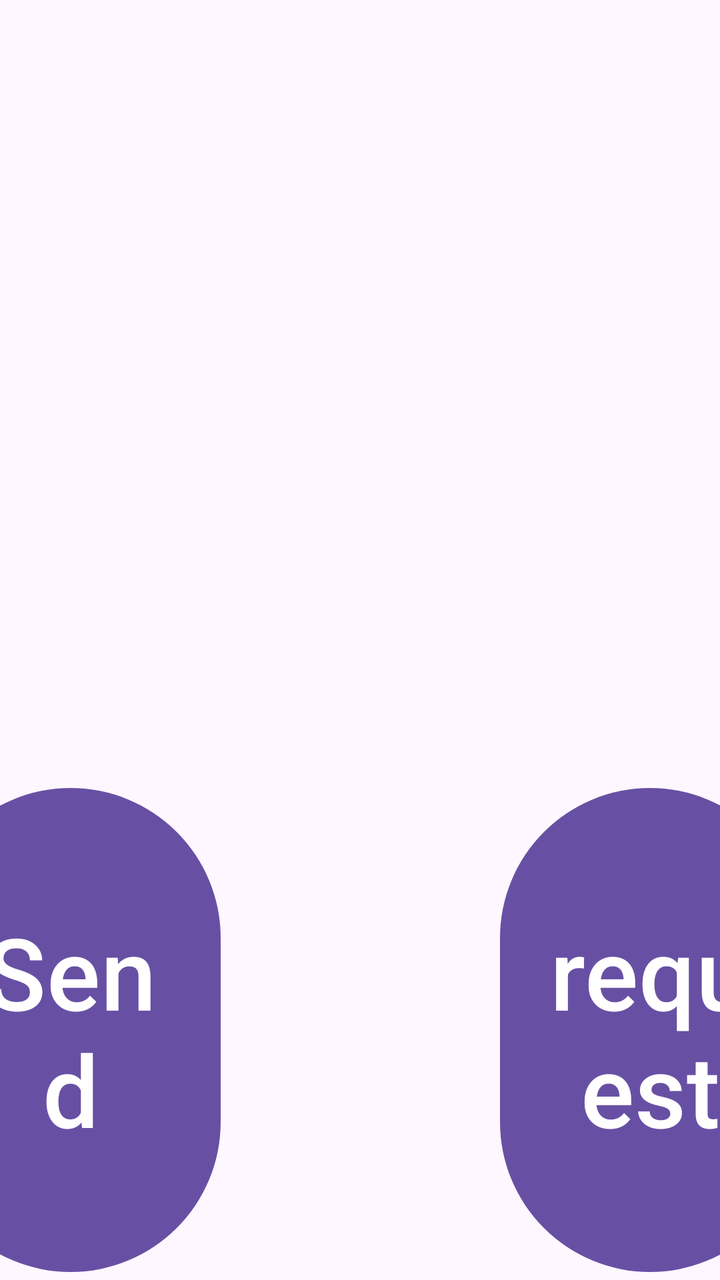
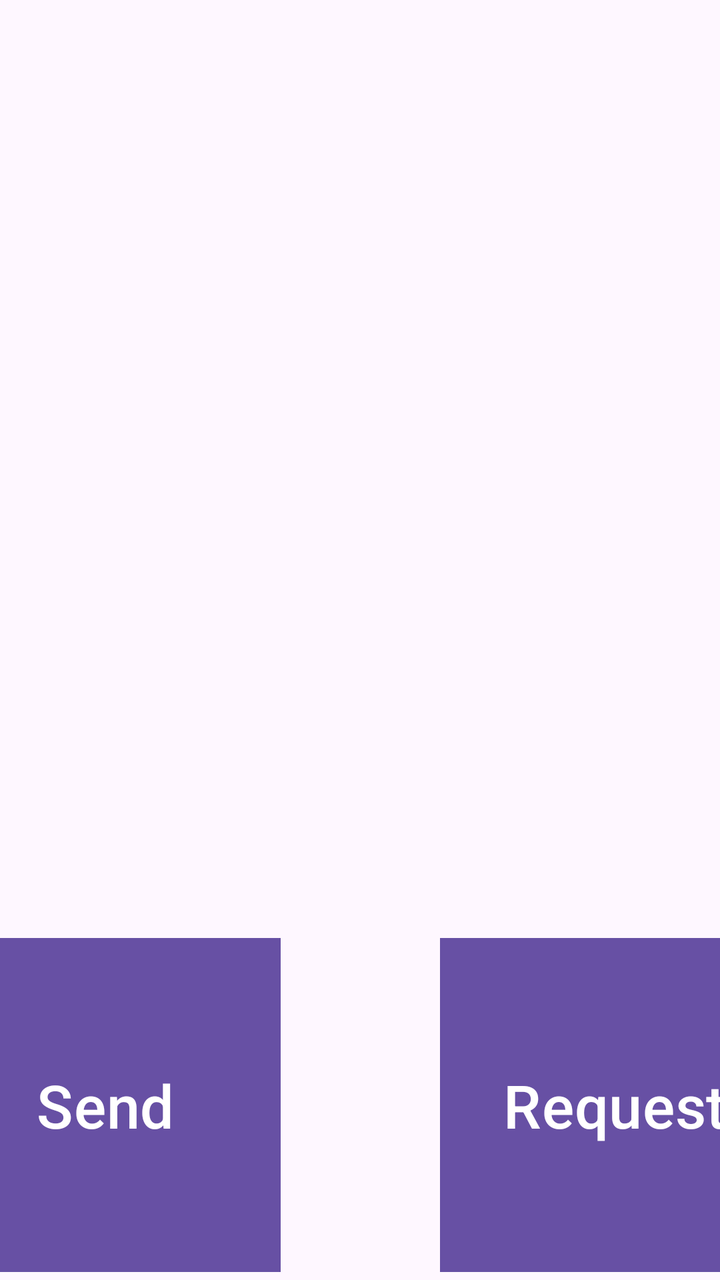

Two renders of the same Android screen: before a commit and after it. Below are the layout's source before the change and the commit's diff.
<!-- AndroidManifest.xml: application theme Theme.SecondActivity -->
<!-- res/layout/activity_money_stuff.xml -->
<?xml version="1.0" encoding="utf-8"?>
<androidx.constraintlayout.widget.ConstraintLayout xmlns:android="http://schemas.android.com/apk/res/android"
    xmlns:app="http://schemas.android.com/apk/res-auto"
    xmlns:tools="http://schemas.android.com/tools"
    android:id="@+id/main"
    android:layout_width="match_parent"
    android:layout_height="match_parent"
    tools:context=".MoneyStuff">

    <Button
        android:layout_width="150dp"
        android:layout_height="250dp"
        android:layout_marginEnd="250dp"
        android:text="Send"
        android:textSize="50sp"
        app:layout_constraintBottom_toBottomOf="parent"
        app:layout_constraintEnd_toEndOf="parent" />

    <Button
        android:layout_width="150dp"
        android:layout_height="250dp"
        android:text="request"
        android:textSize="50sp"
        android:layout_marginStart="250dp"
        app:layout_constraintStart_toStartOf="parent"
        app:layout_constraintBottom_toBottomOf="parent"
        tools:layout_editor_absoluteY="450dp" />

</androidx.constraintlayout.widget.ConstraintLayout>
<!-- resources referenced by this layout -->
<resources>
  <style name="Theme.SecondActivity" parent="Base.Theme.SecondActivity" />
  <style name="Base.Theme.SecondActivity" parent="Theme.Material3.DayNight.NoActionBar">
          
          
      </style>
</resources>

<!-- the commit's change to res/layout/activity_money_stuff.xml (unified diff, before → after) -->
@@ -7,23 +7,52 @@
     android:layout_height="match_parent"
     tools:context=".MoneyStuff">
 
-    <Button
-        android:layout_width="150dp"
-        android:layout_height="250dp"
-        android:layout_marginEnd="250dp"
-        android:text="Send"
-        android:textSize="50sp"
-        app:layout_constraintBottom_toBottomOf="parent"
-        app:layout_constraintEnd_toEndOf="parent" />
+    <TextView
+        android:id="@+id/ResultSend"
+        android:layout_width="wrap_content"
+        android:layout_height="wrap_content"
+        android:layout_marginTop="48dp"
+        android:text=""
+        android:textSize="30sp"
+        app:layout_constraintEnd_toEndOf="parent"
+        app:layout_constraintHorizontal_bias="0.15"
+        app:layout_constraintStart_toStartOf="parent"
+        app:layout_constraintTop_toTopOf="parent" />
+
+    <TextView
+        android:id="@+id/ResultRequest"
+        android:layout_width="wrap_content"
+        android:layout_height="wrap_content"
+        android:layout_marginTop="48dp"
+        android:text=""
+        android:textSize="30sp"
+        app:layout_constraintEnd_toEndOf="parent"
+        app:layout_constraintHorizontal_bias="0.85"
+        app:layout_constraintStart_toStartOf="parent"
+        app:layout_constraintTop_toTopOf="parent" />
 
     <Button
-        android:layout_width="150dp"
-        android:layout_height="250dp"
-        android:text="request"
-        android:textSize="50sp"
-        android:layout_marginStart="250dp"
-        app:layout_constraintStart_toStartOf="parent"
+        android:id="@+id/Send"
+        android:layout_width="175dp"
+        android:layout_height="175dp"
+        android:layout_marginEnd="220dp"
+        android:text="Send"
+        android:textSize="30sp"
         app:layout_constraintBottom_toBottomOf="parent"
-        tools:layout_editor_absoluteY="450dp" />
+        app:layout_constraintEnd_toEndOf="parent"
+        app:cornerRadius="0dp"/>
+
+
+
+    <Button
+        android:id="@+id/Request"
+        android:layout_width="175dp"
+        android:layout_height="175dp"
+        android:layout_marginStart="220dp"
+        android:text="Request"
+        android:textSize="30sp"
+        app:cornerRadius="0dp"
+        app:layout_constraintBottom_toBottomOf="parent"
+        app:layout_constraintStart_toStartOf="parent" />
 
 </androidx.constraintlayout.widget.ConstraintLayout>
